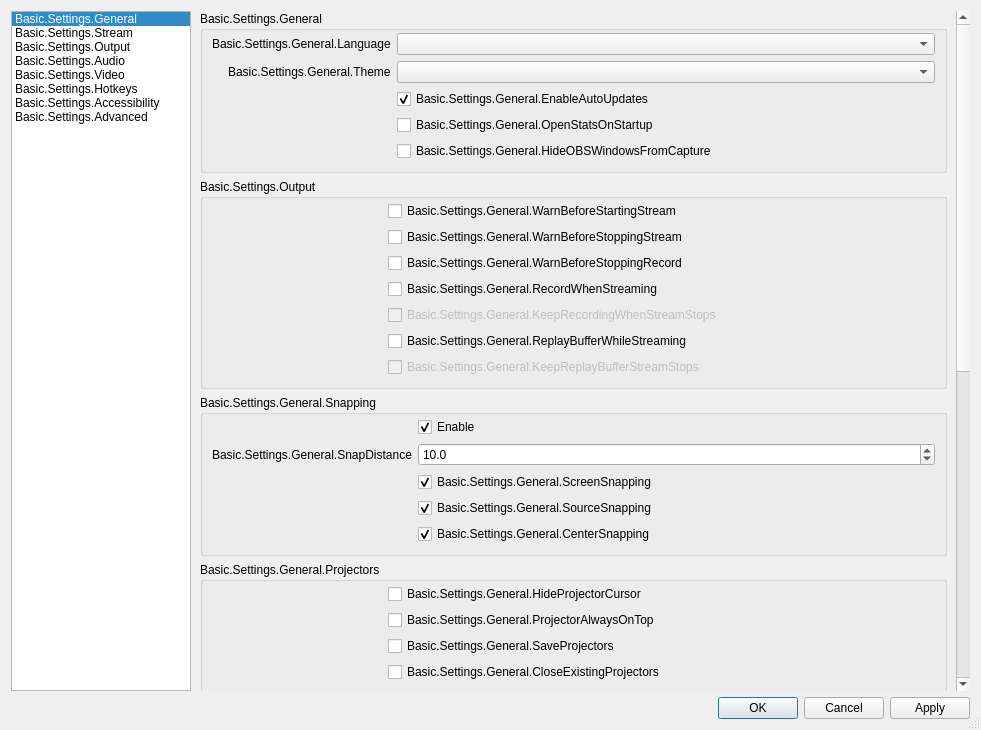
The window that UI/forms/OBSBasicSettings.ui (obsproject/obs-studio) describes before a commit, drawn with Qt 5.
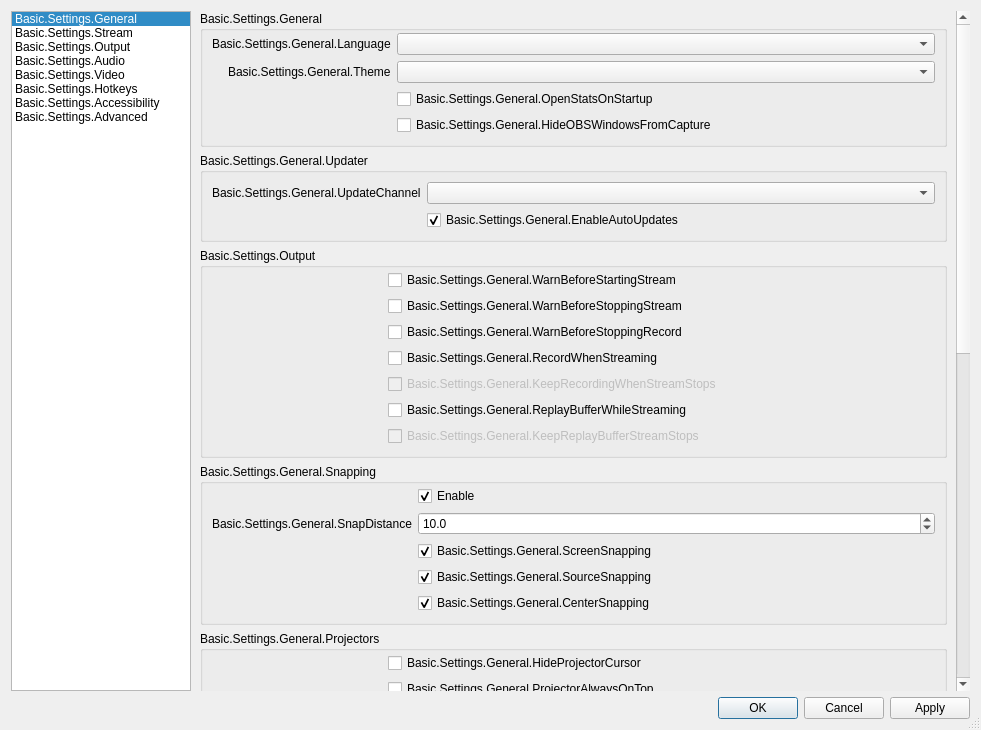
The same window after the commit. Icons and pictures are not drawn. Custom widgets are drawn as their Qt base class.

Commit message: UI: Add update channels (Windows)

Diff of the .ui file:
```diff
--- a/UI/forms/OBSBasicSettings.ui
+++ b/UI/forms/OBSBasicSettings.ui
@@ -256,23 +256,13 @@
                     </spacer>
                    </item>
                    <item row="2" column="1">
-                    <widget class="QCheckBox" name="enableAutoUpdates">
-                     <property name="text">
-                      <string>Basic.Settings.General.EnableAutoUpdates</string>
-                     </property>
-                     <property name="checked">
-                      <bool>true</bool>
-                     </property>
-                    </widget>
-                   </item>
-                   <item row="3" column="1">
                     <widget class="QCheckBox" name="openStatsOnStartup">
                      <property name="text">
                       <string>Basic.Settings.General.OpenStatsOnStartup</string>
                      </property>
                     </widget>
                    </item>
-                   <item row="4" column="1">
+                   <item row="3" column="1">
                     <widget class="QCheckBox" name="hideOBSFromCapture">
                      <property name="toolTip">
                       <string>Basic.Settings.General.HideOBSWindowsFromCapture.Tooltip</string>
@@ -285,6 +275,64 @@
                   </layout>
                  </widget>
                 </item>
+                <item>
+                 <widget class="QGroupBox" name="updateSettingsGroupBox">
+                  <property name="title">
+                   <string>Basic.Settings.General.Updater</string>
+                  </property>
+                  <layout class="QFormLayout" name="formLayout_20">
+                   <property name="labelAlignment">
+                    <set>Qt::AlignRight|Qt::AlignTrailing|Qt::AlignVCenter</set>
+                   </property>
+                   <property name="fieldGrowthPolicy">
+                    <enum>QFormLayout::AllNonFixedFieldsGrow</enum>
+                   </property>
+                   <item row="0" column="0">
+                    <widget class="QLabel" name="label_10">
+                     <property name="text">
+                      <string>Basic.Settings.General.UpdateChannel</string>
+                     </property>
+                    </widget>
+                   </item>
+                   <item row="0" column="1">
+                    <widget class="QComboBox" name="updateChannelBox">
+                     <property name="editable">
+                      <bool>false</bool>
+                     </property>
+                     <property name="currentText">
+                      <string/>
+                     </property>
+                    </widget>
+                   </item>
+                   <item row="1" column="1">
+                    <widget class="QCheckBox" name="enableAutoUpdates">
+                     <property name="text">
+                      <string>Basic.Settings.General.EnableAutoUpdates</string>
+                     </property>
+                     <property name="checked">
+                      <bool>true</bool>
+                     </property>
+                    </widget>
+                   </item>
+                   <item row="1" column="0">
+                    <spacer name="horizontalSpacer_29">
+                     <property name="orientation">
+                      <enum>Qt::Horizontal</enum>
+                     </property>
+                     <property name="sizeType">
+                      <enum>QSizePolicy::Fixed</enum>
+                     </property>
+                     <property name="sizeHint" stdset="0">
+                      <size>
+                       <width>170</width>
+                       <height>20</height>
+                      </size>
+                     </property>
+                    </spacer>
+                   </item>
+                  </layout>
+                 </widget>
+                </item>
                 <item>
                  <widget class="QGroupBox" name="groupBox_16">
                   <property name="title">
```
Left out of the diff: 1 changed line with no effect on the pictures. The commit also changes 6 other files.
